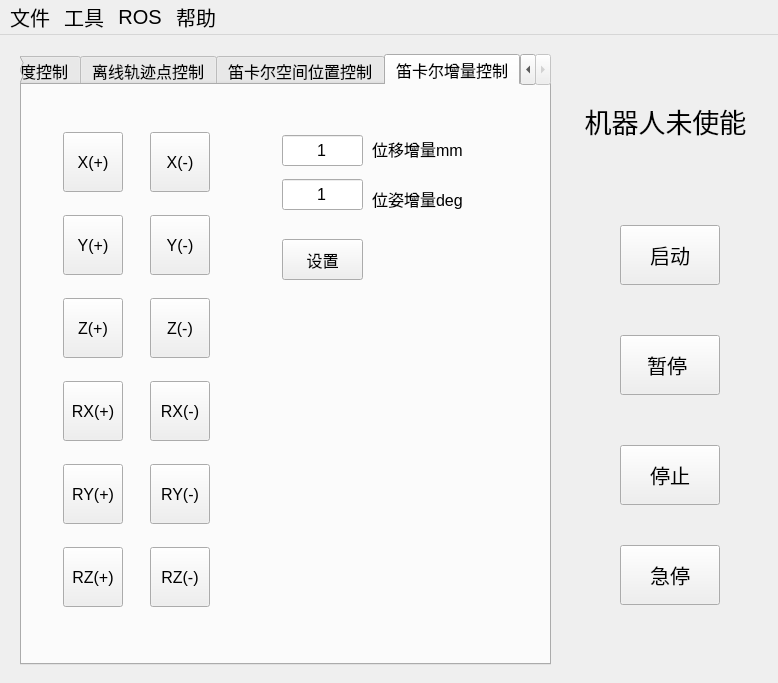
Before: the Qt Designer form ui/ui_file/modular_robot_control.ui in Jiongyu/third_modular_robot, drawn with Qt 5.
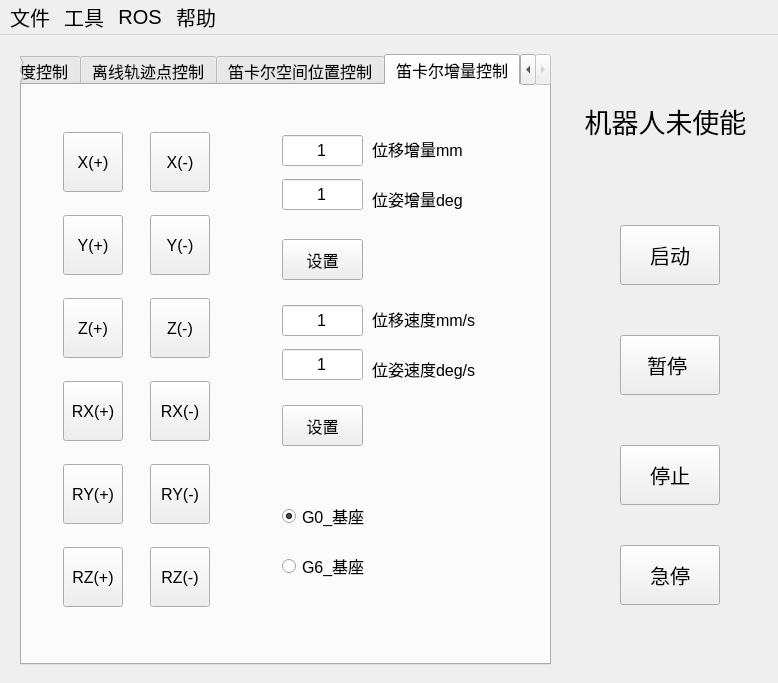
After: the same form once the commit is applied. The open tabs and pages were chosen to show the change.

Commit message: 添加笛卡尔增量控制界面爪子选择

```diff
--- a/ui/ui_file/modular_robot_control.ui
+++ b/ui/ui_file/modular_robot_control.ui
@@ -1679,6 +1679,112 @@
        <string>位姿增量deg</string>
       </property>
      </widget>
+     <widget class="QLabel" name="label_12">
+      <property name="geometry">
+       <rect>
+        <x>350</x>
+        <y>274</y>
+        <width>111</width>
+        <height>20</height>
+       </rect>
+      </property>
+      <property name="text">
+       <string>位姿速度deg/s</string>
+      </property>
+     </widget>
+     <widget class="QLabel" name="label_25">
+      <property name="geometry">
+       <rect>
+        <x>350</x>
+        <y>224</y>
+        <width>121</width>
+        <height>20</height>
+       </rect>
+      </property>
+      <property name="text">
+       <string>位移速度mm/s</string>
+      </property>
+     </widget>
+     <widget class="QLineEdit" name="lineEdit_97">
+      <property name="geometry">
+       <rect>
+        <x>260</x>
+        <y>264</y>
+        <width>81</width>
+        <height>31</height>
+       </rect>
+      </property>
+      <property name="toolTip">
+       <string>&lt;html&gt;&lt;head/&gt;&lt;body&gt;&lt;p&gt;速度范围1-30度/s&lt;/p&gt;&lt;/body&gt;&lt;/html&gt;</string>
+      </property>
+      <property name="text">
+       <string>1</string>
+      </property>
+      <property name="alignment">
+       <set>Qt::AlignCenter</set>
+      </property>
+     </widget>
+     <widget class="QLineEdit" name="lineEdit_98">
+      <property name="geometry">
+       <rect>
+        <x>260</x>
+        <y>220</y>
+        <width>81</width>
+        <height>31</height>
+       </rect>
+      </property>
+      <property name="toolTip">
+       <string>&lt;html&gt;&lt;head/&gt;&lt;body&gt;&lt;p&gt;速度范围1-30度/s&lt;/p&gt;&lt;/body&gt;&lt;/html&gt;</string>
+      </property>
+      <property name="text">
+       <string>1</string>
+      </property>
+      <property name="alignment">
+       <set>Qt::AlignCenter</set>
+      </property>
+     </widget>
+     <widget class="QPushButton" name="pushButton_101">
+      <property name="geometry">
+       <rect>
+        <x>260</x>
+        <y>320</y>
+        <width>81</width>
+        <height>41</height>
+       </rect>
+      </property>
+      <property name="text">
+       <string>设置</string>
+      </property>
+     </widget>
+     <widget class="QRadioButton" name="radioButton_3">
+      <property name="geometry">
+       <rect>
+        <x>260</x>
+        <y>420</y>
+        <width>113</width>
+        <height>22</height>
+       </rect>
+      </property>
+      <property name="text">
+       <string>G0_基座</string>
+      </property>
+      <property name="checked">
+       <bool>true</bool>
+      </property>
+     </widget>
+     <widget class="QRadioButton" name="radioButton_4">
+      <property name="geometry">
+       <rect>
+        <x>260</x>
+        <y>470</y>
+        <width>113</width>
+        <height>22</height>
+       </rect>
+      </property>
+      <property name="text">
+       <string>G6_基座</string>
+      </property>
+     </widget>
     </widget>
    </widget>
    <widget class="QPushButton" name="pushButton_8">
```
Left out of the diff: 73 changed lines with no effect on the pictures. The commit also changes 6 other files.
